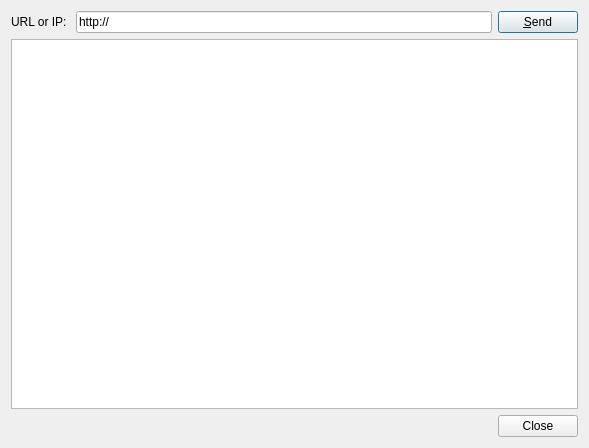
Qt form qrconfdlg.ui (Jo2003/RouterConf) before a commit.
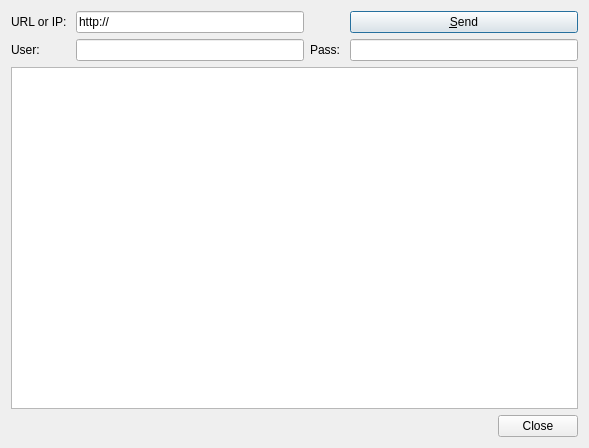
The same form after that commit.

Commit message: try authentication

```diff
--- a/qrconfdlg.ui
+++ b/qrconfdlg.ui
@@ -14,28 +14,49 @@
    <string>QRConfDlg</string>
   </property>
   <layout class="QGridLayout" name="gridLayout">
-   <item row="0" column="0">
+   <item row="0" column="0" colspan="2">
     <widget class="QLabel" name="label">
      <property name="text">
       <string>URL or IP: </string>
      </property>
     </widget>
    </item>
-   <item row="0" column="1">
+   <item row="0" column="2">
     <widget class="QLineEdit" name="lineEdit">
      <property name="text">
       <string>http://</string>
      </property>
     </widget>
    </item>
-   <item row="0" column="2">
+   <item row="0" column="4">
     <widget class="QPushButton" name="pushSend">
      <property name="text">
       <string>&amp;Send</string>
      </property>
     </widget>
    </item>
-   <item row="1" column="0" colspan="3">
+   <item row="1" column="0">
+    <widget class="QLabel" name="label_2">
+     <property name="text">
+      <string>User: </string>
+     </property>
+    </widget>
+   </item>
+   <item row="1" column="3">
+    <widget class="QLabel" name="label_3">
+     <property name="text">
+      <string>Pass: </string>
+     </property>
+    </widget>
+   </item>
+   <item row="1" column="4">
+    <widget class="QLineEdit" name="linePass">
+     <property name="echoMode">
+      <enum>QLineEdit::Password</enum>
+     </property>
+    </widget>
+   </item>
+   <item row="2" column="0" colspan="5">
     <widget class="QTextBrowser" name="textBrowser">
      <property name="font">
       <font>
@@ -44,7 +65,10 @@
      </property>
     </widget>
    </item>
-   <item row="2" column="1" colspan="2">
+   <item row="1" column="2">
+    <widget class="QLineEdit" name="lineUser"/>
+   </item>
+   <item row="3" column="0" colspan="5">
     <widget class="QDialogButtonBox" name="buttonBox">
      <property name="standardButtons">
       <set>QDialogButtonBox::Close</set>
```
Left out of the diff: 7 changed lines with no effect on the pictures. The commit also changes 1 other file.
